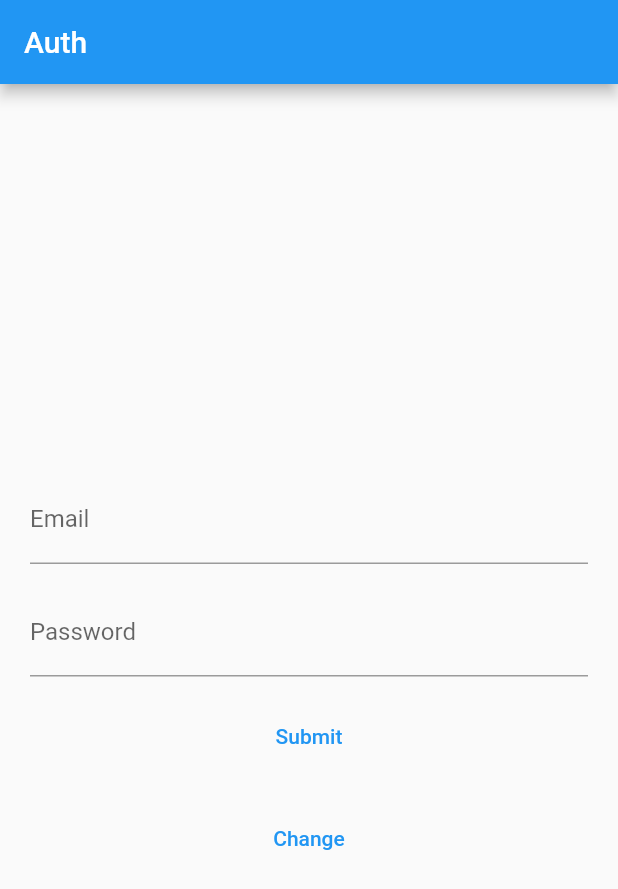
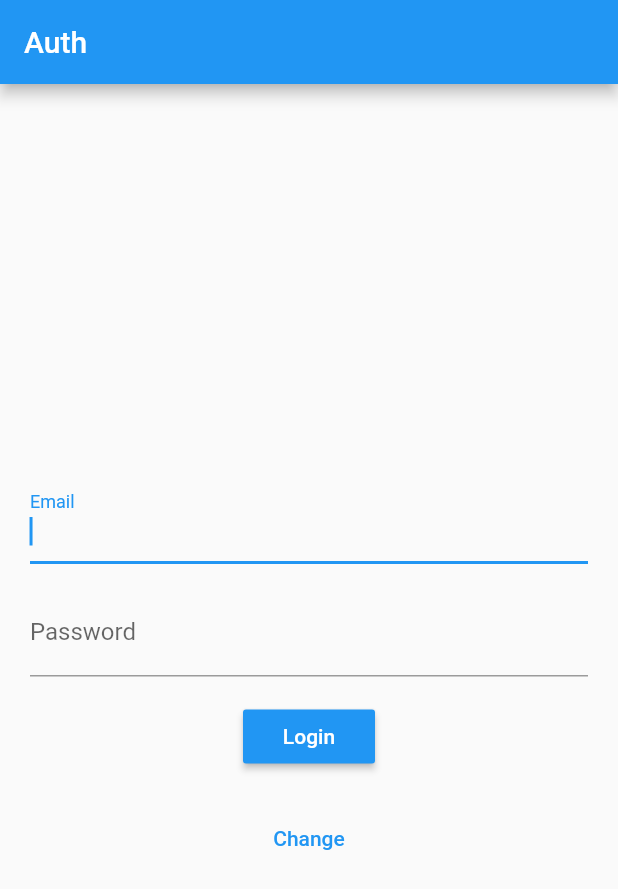
Before and after one commit to deargosep/flutgram, a Flutter app: the screen it shows after launch, on a phone screen of 412 x 824 dp. Shown: the top 889 px of the screen. Run offline on Flutter 3.47's test engine with Material 2 defaults, Android fonts, the light colour scheme and no system bars; our stand-ins replace cloud_firestore, firebase_auth, firebase_core, flutter_hooks, flutter_slidable, get; missing offline and left inert: firestore_search; accounts and stored records are empty.

Commit message:
fixing auth

```diff
--- a/lib/screens/auth.dart
+++ b/lib/screens/auth.dart
@@ -74,6 +74,7 @@ class AuthForm extends HookWidget {
           TextFormField(
             keyboardType: TextInputType.emailAddress,
             autocorrect: false,
+            autofocus: true,
             controller: email,
             decoration: InputDecoration(label: Text('Email')),
           ),
@@ -94,7 +95,11 @@ class AuthForm extends HookWidget {
             passwordError.value,
             style: TextStyle(color: Colors.red),
           ),
-          TextButton(onPressed: submit, child: Text('Submit'))
+          MaterialButton(
+              textColor: Colors.white,
+              color: Colors.blue,
+              onPressed: submit,
+              child: Text('Login'))
         ],
       ),
     );
@@ -135,6 +140,7 @@ class RegisterForm extends HookWidget {
           passwordError.value = 'Wrong password provided for that user.';
         }
       } finally {
+        if (FirebaseAuth.instance.currentUser != null) {
           var data = {
             "name": displayName.value.text,
             "email": email.value.text,
@@ -143,12 +149,16 @@ class RegisterForm extends HookWidget {
           FirebaseFirestore.instance.collection('Users').add(data);
         }
       }
+    }
 
     return Container(
       padding: EdgeInsets.all(20),
       child: Column(
         children: [
           TextFormField(
+            autofocus: true,
+            keyboardType: TextInputType.text,
+            textCapitalization: TextCapitalization.words,
             controller: displayName,
             decoration: InputDecoration(label: Text('Name')),
           ),
@@ -175,7 +185,11 @@ class RegisterForm extends HookWidget {
             passwordError.value,
             style: TextStyle(color: Colors.red),
           ),
-          TextButton(onPressed: submit, child: Text('Submit'))
+          MaterialButton(
+              textColor: Colors.white,
+              color: Colors.blue,
+              onPressed: submit,
+              child: Text('Register'))
         ],
       ),
     );
```
Lines whose indentation alone changed are shown as unchanged.
